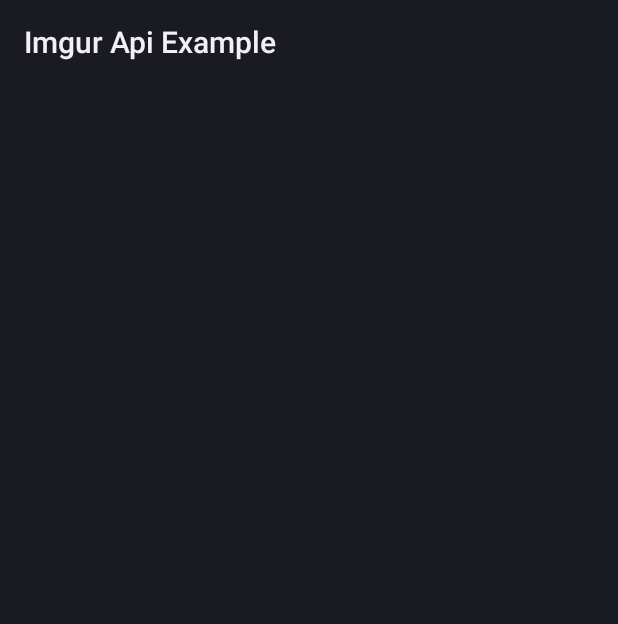
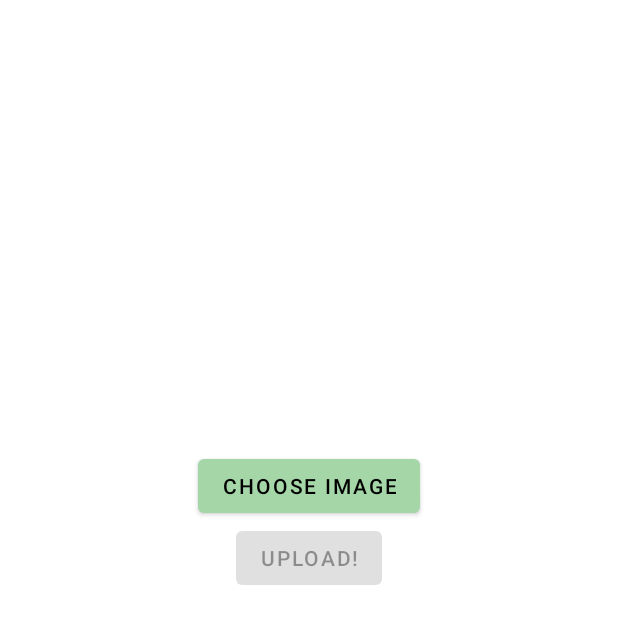
Before and after one commit to AKiniyalocts/imgur-android, an Android app: the screen it shows after launch (MainActivity), on a phone screen of 412 x 824 dp. Shown: the top 624 px of the screen. Run offline under Robolectric (Android 15) with nearby library versions, the phone set to English and light mode, and no system bars; our stand-ins replace data binding; libraries missing offline, so code that uses them is left out: permissions.dispatcher, permissions.dispatcher.ktx; pictures from the network do not load.

Commit message:
add databinding, and basic ui. wire up permissions request. display selected image.

```diff
--- a/app/build.gradle.kts
+++ b/app/build.gradle.kts
@@ -15,6 +15,10 @@ android {
         versionCode = 1
         versionName = "1.0"
 
+    }
+
+    buildFeatures {
+        dataBinding = true
     }
 
     buildTypes {
@@ -69,6 +73,6 @@ dependencies {
     implementation(Moshi.moshi)
     kapt(Moshi.moshiCodeGen)
 
-    implementation(Coil.coil)
+    implementation(PermissionsDispatcher.permissions)
 
 }
--- a/app/src/main/AndroidManifest.xml
+++ b/app/src/main/AndroidManifest.xml
@@ -1,13 +1,17 @@
 <?xml version="1.0" encoding="utf-8"?>
 <manifest xmlns:android="http://schemas.android.com/apk/res/android"
     package="com.akiniyalocts.imgurapiexample">
+    <uses-permission android:name="android.permission.READ_EXTERNAL_STORAGE"/>
 
     <application
         android:allowBackup="true"
         android:icon="@mipmap/ic_launcher"
         android:label="@string/app_name"
         android:roundIcon="@mipmap/ic_launcher_round"
-        android:supportsRtl="true">
+        android:supportsRtl="true"
+        android:name=".App"
+        android:theme="@style/AppTheme"
+        >
         <activity android:name=".ui.MainActivity">
             <intent-filter>
                 <action android:name="android.intent.action.MAIN" />
--- a/app/src/main/java/com/akiniyalocts/imgurapiexample/ui/MainActivity.kt
+++ b/app/src/main/java/com/akiniyalocts/imgurapiexample/ui/MainActivity.kt
@@ -1,16 +1,88 @@
 package com.akiniyalocts.imgurapiexample.ui
 
+import android.Manifest
+import android.app.Activity
+import android.content.Intent
 import androidx.appcompat.app.AppCompatActivity
 import android.os.Bundle
 import com.akiniyalocts.imgurapiexample.api.ImgurApi
 import com.akiniyalocts.imgurapiexample.R
+import com.akiniyalocts.imgurapiexample.databinding.ActivityMainBinding
 import org.koin.android.ext.android.inject
+import org.koin.androidx.viewmodel.ext.android.viewModel
+import permissions.dispatcher.PermissionRequest
+import permissions.dispatcher.ktx.constructPermissionsRequest
 
 class MainActivity : AppCompatActivity() {
-    private val imgurApi: ImgurApi by inject()
+    private lateinit var binding: ActivityMainBinding
+    private val viewModel: MainViewModel by viewModel()
+
     override fun onCreate(savedInstanceState: Bundle?) {
         super.onCreate(savedInstanceState)
-        setContentView(R.layout.activity_main)
+        binding = ActivityMainBinding.inflate(layoutInflater).apply {
+            viewModel = this@MainActivity.viewModel
+            lifecycleOwner = this@MainActivity
+        }
+        setContentView(binding.root)
+        setupView()
+    }
+
+    private fun setupView() {
+        binding.chooseImageButton.setOnClickListener {
+            storageRequest.launch()
+        }
+    }
+
+    private val storageRequest = constructPermissionsRequest(
+        Manifest.permission.READ_EXTERNAL_STORAGE,
+        onShowRationale = ::onShowStoragePermissionRationale,
+        onPermissionDenied = ::onStoragePermissionDenied,
+        onNeverAskAgain = ::onStoragePermissionNeverAskAgain
+    ) {
+        val intent = Intent().apply {
+            type = "image/*"
+            action = Intent.ACTION_OPEN_DOCUMENT
+            addCategory(Intent.CATEGORY_OPENABLE)
+        }
+        startActivityForResult(Intent.createChooser(intent, "Select Picture"), RC_PICK_PHOTO)
+    }
+
+    override fun onActivityResult(requestCode: Int, resultCode: Int, data: Intent?) {
+        super.onActivityResult(requestCode, resultCode, data)
+        if (resultCode == Activity.RESULT_OK) {
+
+            val uri = data?.data ?: return
+
+            when (requestCode) {
+                RC_PICK_PHOTO -> {
+
+                    val takeFlags = data.flags.and(Intent.FLAG_GRANT_READ_URI_PERMISSION).or(Intent.FLAG_GRANT_WRITE_URI_PERMISSION)
+
+                    try {
+                        contentResolver.takePersistableUriPermission(uri, takeFlags)
+                        viewModel.selectedImageUri(uri)
+                    }
+                    catch (e: SecurityException){
+                        //TODO: show security exception details
+                    }
+
+                }
+
+            }
+        }
+    }
+
+    private fun onShowStoragePermissionRationale(request: PermissionRequest) {
+        request.proceed()
+    }
+    private fun onStoragePermissionDenied() {
 
     }
+    private fun onStoragePermissionNeverAskAgain() {
+
+    }
+
+    companion object{
+        private const val RC_PICK_PHOTO = 2001
+    }
 }
--- /dev/null
+++ b/app/src/main/java/com/akiniyalocts/imgurapiexample/ui/MainActivityBindings.kt
@@ -0,0 +1,16 @@
+package com.akiniyalocts.imgurapiexample.ui
+
+import android.net.Uri
+import android.widget.Button
+import android.widget.ImageView
+import androidx.databinding.BindingAdapter
+
+@BindingAdapter("uploadUri")
+fun setUploadUri(button: Button, uri: Uri?){
+    button.isEnabled = uri != null
+}
+
+@BindingAdapter("uriImage")
+fun setUriImage(imageView: ImageView, uri: Uri?){
+    imageView.setImageURI(uri)
+}
--- a/app/src/main/java/com/akiniyalocts/imgurapiexample/ui/MainViewModel.kt
+++ b/app/src/main/java/com/akiniyalocts/imgurapiexample/ui/MainViewModel.kt
@@ -1,8 +1,15 @@
 package com.akiniyalocts.imgurapiexample.ui
 
+import android.net.Uri
+import androidx.lifecycle.MutableLiveData
 import androidx.lifecycle.ViewModel
 import com.akiniyalocts.imgurapiexample.api.ImgurApi
 
 class MainViewModel(private val imgurApi: ImgurApi): ViewModel() {
+    val imageUri = MutableLiveData<Uri>()
+
+    fun selectedImageUri(uri: Uri) {
+        imageUri.value = uri
+    }
 
 }
--- a/app/src/main/res/layout/activity_main.xml
+++ b/app/src/main/res/layout/activity_main.xml
@@ -1,4 +1,10 @@
 <?xml version="1.0" encoding="utf-8"?>
+<layout>
+    <data>
+        <variable
+            name="viewModel"
+            type="com.akiniyalocts.imgurapiexample.ui.MainViewModel" />
+    </data>
 <androidx.constraintlayout.widget.ConstraintLayout xmlns:android="http://schemas.android.com/apk/res/android"
     xmlns:app="http://schemas.android.com/apk/res-auto"
     xmlns:tools="http://schemas.android.com/tools"
@@ -6,13 +12,34 @@
     android:layout_height="match_parent"
     tools:context=".ui.MainActivity">
 
-    <TextView
+    <ImageView
+        android:layout_width="match_parent"
+        android:layout_height="300dp"
+        app:layout_constraintTop_toTopOf="parent"
+        app:layout_constraintStart_toStartOf="parent"
+        app:layout_constraintEnd_toEndOf="parent"
+        tools:src="@tools:sample/backgrounds/scenic"
+        app:uriImage="@{viewModel.imageUri}"
+        android:scaleType="centerCrop"
+        android:id="@+id/uploadImage"/>
+
+    <Button
+        android:id="@+id/chooseImageButton"
         android:layout_width="wrap_content"
         android:layout_height="wrap_content"
-        android:text="Hello World!"
-        app:layout_constraintBottom_toBottomOf="parent"
-        app:layout_constraintLeft_toLeftOf="parent"
-        app:layout_constraintRight_toRightOf="parent"
-        app:layout_constraintTop_toTopOf="parent" />
+        android:text="@string/choose_image"
+        app:layout_constraintEnd_toEndOf="parent"
+        app:layout_constraintStart_toStartOf="parent"
+        app:layout_constraintTop_toBottomOf="@+id/uploadImage" />
+    <Button
+        android:layout_width="wrap_content"
+        android:layout_height="wrap_content"
+        android:id="@+id/uploadImageButton"
+        app:uploadUri="@{viewModel.imageUri}"
+        app:layout_constraintTop_toBottomOf="@id/chooseImageButton"
+        app:layout_constraintStart_toStartOf="@id/chooseImageButton"
+        app:layout_constraintEnd_toEndOf="@id/chooseImageButton"
+        android:text="@string/upload"/>
 
 </androidx.constraintlayout.widget.ConstraintLayout>
+</layout>
--- a/app/src/main/res/values/colors.xml
+++ b/app/src/main/res/values/colors.xml
@@ -1,10 +1,11 @@
 <?xml version="1.0" encoding="utf-8"?>
 <resources>
-    <color name="purple_200">#FFBB86FC</color>
-    <color name="purple_500">#FF6200EE</color>
-    <color name="purple_700">#FF3700B3</color>
-    <color name="teal_200">#FF03DAC5</color>
-    <color name="teal_700">#FF018786</color>
-    <color name="black">#FF000000</color>
-    <color name="white">#FFFFFFFF</color>
+    <color name="primaryColor">#a5d6a7</color>
+    <color name="primaryLightColor">#d7ffd9</color>
+    <color name="primaryDarkColor">#75a478</color>
+    <color name="secondaryColor">#fff59d</color>
+    <color name="secondaryLightColor">#ffffcf</color>
+    <color name="secondaryDarkColor">#cbc26d</color>
+    <color name="primaryTextColor">#000000</color>
+    <color name="secondaryTextColor">#000000</color>
 </resources>
--- a/app/src/main/res/values/strings.xml
+++ b/app/src/main/res/values/strings.xml
@@ -1,3 +1,5 @@
 <resources>
     <string name="app_name">Imgur Api Example</string>
+    <string name="choose_image">Choose image</string>
+    <string name="upload">Upload!</string>
 </resources>
--- /dev/null
+++ b/app/src/main/res/values/theme.xml
@@ -0,0 +1,10 @@
+<?xml version="1.0" encoding="utf-8"?>
+<resources>
+    <style name="AppTheme" parent="Theme.MaterialComponents.DayNight.NoActionBar">
+        <!-- Customize your theme here. -->
+        <item name="colorPrimary">@color/primaryColor</item>
+        <item name="colorPrimaryDark">@color/primaryDarkColor</item>
+        <item name="colorOnPrimary">@color/primaryTextColor</item>
+        <item name="colorSecondary">@color/secondaryColor</item>
+    </style>
+</resources>
```
Also changed, not shown: buildSrc/src/main/kotlin/Dependencies.kt (+9 -3 lines).
